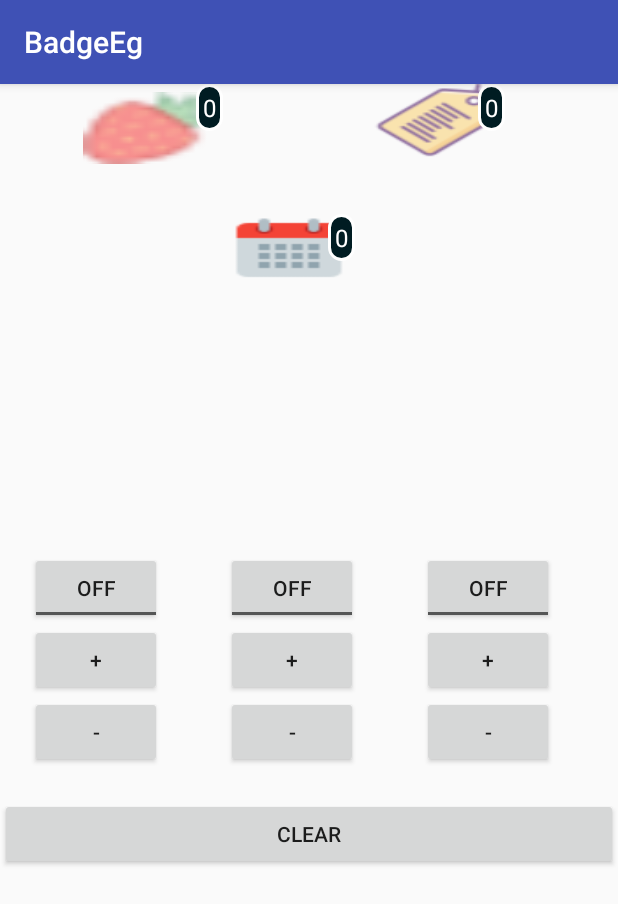
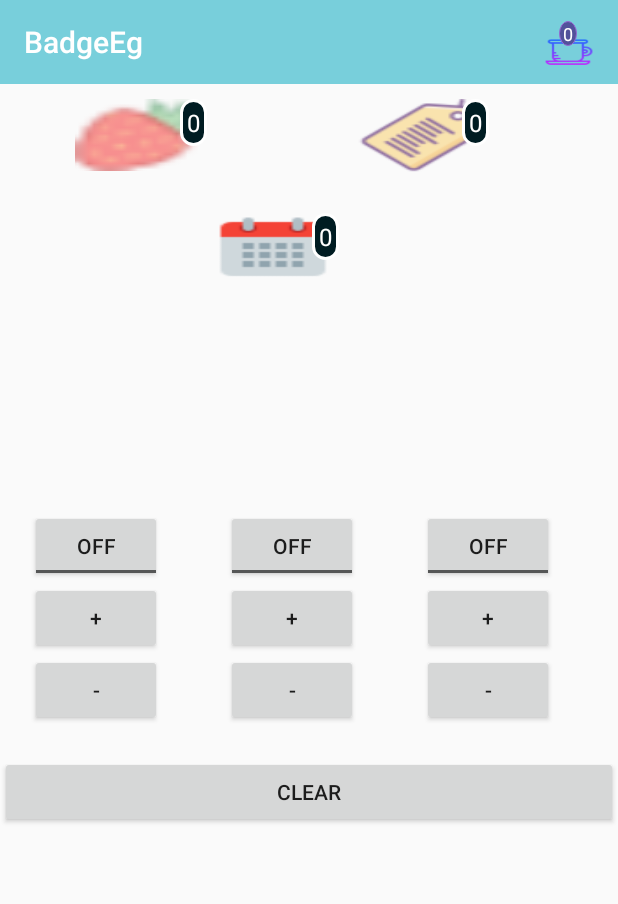
Before and after one commit to Sunilpore/Badge, an Android app: the screen it shows after launch (MainActivity), on a phone screen of 412 x 824 dp. Shown: the top 904 px of the screen. Run offline under Robolectric (Android 15) with nearby library versions, the phone set to English and light mode, and no system bars.

Commit message:
Create a new badge,Toolbar and set this countView on Toolbar.Upload on 23 Dec 17 at 7 p.m.

```diff
--- a/MyApplication/app/src/main/AndroidManifest.xml
+++ b/MyApplication/app/src/main/AndroidManifest.xml
@@ -9,7 +9,8 @@
         android:roundIcon="@mipmap/ic_launcher_round"
         android:supportsRtl="true"
         android:theme="@style/AppTheme">
-        <activity android:name=".MainActivity">
+        <activity android:name=".MainActivity"
+            android:theme="@style/NoActionBar">
             <intent-filter>
                 <action android:name="android.intent.action.MAIN" />
 
--- a/MyApplication/app/src/main/java/com/example/sunil/badgeeg/MainActivity.java
+++ b/MyApplication/app/src/main/java/com/example/sunil/badgeeg/MainActivity.java
@@ -1,9 +1,13 @@
 package com.example.sunil.badgeeg;
 
+import android.os.Bundle;
 import android.support.v7.app.AppCompatActivity;
-import android.os.Bundle;
+import android.support.v7.widget.Toolbar;
+import android.view.Menu;
+import android.view.MenuItem;
 import android.view.View;
 import android.widget.Button;
+import android.widget.ImageButton;
 import android.widget.TextView;
 import android.widget.Toast;
 import android.widget.ToggleButton;
@@ -17,13 +21,24 @@ public class MainActivity extends AppCompatActivity implements View.OnClickListe
     Button incrStraw,incrLab,incrCal;
     Button decrStraw,decrLab,decrCal;
     Button clear;
+    View actionView;
 
-    static int Straw,Lab,Cal,test;
+    Toolbar myToolbar;
+    MenuItem notifyMenuItem;
+
+    ImageButton mImgBt;
+    TextView mCount;
+    int sumCount;
+
+    static int Straw,Lab,Cal;
 
     @Override
     protected void onCreate(Bundle savedInstanceState) {
         super.onCreate(savedInstanceState);
         setContentView(R.layout.activity_main);
+
+        myToolbar= (Toolbar) findViewById(R.id.toolbar_lay);
+        setSupportActionBar(myToolbar);
 
         tvStraw= (TextView) findViewById(R.id.badge_notify1);
         tvLab= (TextView) findViewById(R.id.badge_notify2);
@@ -55,6 +70,24 @@ public class MainActivity extends AppCompatActivity implements View.OnClickListe
     }
 
     @Override
+    public boolean onCreateOptionsMenu(Menu menu) {
+
+        getMenuInflater().inflate(R.menu.menu_layout,menu);
+        notifyMenuItem=menu.findItem(R.id.count_menuitem);
+            actionView=notifyMenuItem.getActionView();
+
+            if(actionView!=null){
+                mImgBt=actionView.findViewById(R.id.ib_notification_base);
+                mCount=actionView.findViewById(R.id.tv_notification);
+            }
+
+            mImgBt.setOnClickListener(this);
+
+
+        return super.onCreateOptionsMenu(menu);
+    }
+
+    @Override
     public void onClick(View view) {
 
         switch(view.getId()){
@@ -62,7 +95,9 @@ public class MainActivity extends AppCompatActivity implements View.OnClickListe
             case R.id.strawberry_incr:
                 if(tgStraw.isChecked()){
                     Straw++;
+                    sumCount++;
                     tvStraw.setText(String.valueOf(Straw));
+                    mCount.setText(String.valueOf(sumCount));
                 }
                 break;
 
@@ -139,6 +174,10 @@ public class MainActivity extends AppCompatActivity implements View.OnClickListe
                 }
                 break;
 
+            case R.id.ib_notification_base:
+                Toast.makeText(this, "Image Button clicked", Toast.LENGTH_SHORT).show();
+                break;
+
         }
 
     }
--- /dev/null
+++ b/MyApplication/app/src/main/res/drawable/actn_shape.xml
@@ -0,0 +1,15 @@
+<?xml version="1.0" encoding="utf-8"?>
+<shape xmlns:android="http://schemas.android.com/apk/res/android"
+    android:shape="oval">
+
+    <solid android:color="#52529b" />
+    <stroke
+        android:width="0.2dp"
+        android:color="#9666D3" />
+
+    <size
+        android:width="12dp"
+        android:height="12dp" />
+
+
+</shape>
--- a/MyApplication/app/src/main/res/layout/activity_main.xml
+++ b/MyApplication/app/src/main/res/layout/activity_main.xml
@@ -8,22 +8,39 @@
     tools:context="com.example.sunil.badgeeg.MainActivity">
 
 
+    <android.support.v7.widget.Toolbar
+        android:id="@+id/toolbar_lay"
+        android:layout_width="match_parent"
+        android:layout_height="wrap_content"
+        android:theme="@style/ThemeOverlay.AppCompat.Dark.ActionBar"
+        android:layout_alignParentLeft="true"
+        android:layout_alignParentStart="true"
+        android:layout_alignParentTop="true"
+        android:minHeight="?attr/actionBarSize"
+        android:background="@color/colorPrimary"/>
+
+
+
     <RelativeLayout
         android:id="@+id/rel_lay1"
         android:layout_width="wrap_content"
         android:layout_height="wrap_content"
-        android:paddingLeft="50dp">
+        android:paddingLeft="50dp"
+        android:layout_marginTop="10dp"
+        android:layout_below="@id/toolbar_lay">
 
         <RelativeLayout
             android:id="@+id/rel_laysub1"
             android:layout_width="wrap_content"
-            android:layout_height="wrap_content"
-            android:padding="5dp">
+            android:layout_height="wrap_content">
 
             <Button
                 android:id="@+id/food"
                 android:layout_width="wrap_content"
                 android:layout_height="wrap_content"
+                android:layout_below="@+id/rel_lay1"
+                android:layout_toLeftOf="@+id/rel_lay3"
+                android:layout_toStartOf="@+id/rel_lay3"
                 android:background="@drawable/food" />
 
         </RelativeLayout>
@@ -48,7 +65,9 @@
        android:layout_width="wrap_content"
        android:layout_height="wrap_content"
        android:layout_marginLeft="100dp"
-       android:layout_toRightOf="@id/rel_lay1">
+       android:layout_marginTop="10dp"
+       android:layout_toRightOf="@id/rel_lay1"
+       android:layout_below="@id/toolbar_lay">
 
        <RelativeLayout
            android:id="@+id/rel_laysub2"
--- /dev/null
+++ b/MyApplication/app/src/main/res/layout/iconset_layout.xml
@@ -0,0 +1,37 @@
+<?xml version="1.0" encoding="utf-8"?>
+<RelativeLayout xmlns:android="http://schemas.android.com/apk/res/android"
+    android:layout_width="match_parent"
+    android:layout_height="match_parent">
+
+    <RelativeLayout
+        android:layout_width="wrap_content"
+        android:layout_height="wrap_content">
+
+        <ImageButton
+            android:id="@+id/ib_notification_base"
+            android:layout_width="45dp"
+            android:layout_height="45dp"
+            android:layout_marginBottom="10dp"
+            android:layout_marginEnd="10dp"
+            android:layout_marginRight="10dp"
+            android:layout_marginTop="16dp"
+            android:background="@drawable/tea"
+            android:foreground="?attr/selectableItemBackground" />
+
+        <TextView
+            android:id="@+id/tv_notification"
+            android:layout_width="wrap_content"
+            android:layout_height="wrap_content"
+            android:layout_marginLeft="16dp"
+            android:layout_marginStart="16dp"
+            android:layout_marginTop="14dp"
+            android:background="@drawable/actn_shape"
+            android:gravity="center"
+            android:text="0"
+            android:textColor="@android:color/white"
+            android:textSize="12sp" />
+
+    </RelativeLayout>
+
+
+</RelativeLayout>
--- /dev/null
+++ b/MyApplication/app/src/main/res/menu/menu_layout.xml
@@ -0,0 +1,13 @@
+<?xml version="1.0" encoding="utf-8"?>
+<menu xmlns:android="http://schemas.android.com/apk/res/android"
+    xmlns:app="http://schemas.android.com/apk/res-auto">
+
+    <item
+
+        android:id="@+id/count_menuitem"
+        android:title="Count"
+        app:actionLayout="@layout/iconset_layout"
+        app:showAsAction="always" />
+
+
+</menu>
--- a/MyApplication/app/src/main/res/values/colors.xml
+++ b/MyApplication/app/src/main/res/values/colors.xml
@@ -1,6 +1,6 @@
 <?xml version="1.0" encoding="utf-8"?>
 <resources>
-    <color name="colorPrimary">#3F51B5</color>
-    <color name="colorPrimaryDark">#303F9F</color>
+    <color name="colorPrimary">#78cfdb</color>
+    <color name="colorPrimaryDark">#68b9c4</color>
     <color name="colorAccent">#FF4081</color>
 </resources>
--- a/MyApplication/app/src/main/res/values/styles.xml
+++ b/MyApplication/app/src/main/res/values/styles.xml
@@ -8,4 +8,11 @@
         <item name="colorAccent">@color/colorAccent</item>
     </style>
 
+    <style name="NoActionBar" parent="Theme.AppCompat.Light.NoActionBar">
+        <!-- Customize your theme here. -->
+        <item name="colorPrimary">@color/colorPrimary</item>
+        <item name="colorPrimaryDark">@color/colorPrimaryDark</item>
+        <item name="colorAccent">@color/colorAccent</item>
+    </style>
+
 </resources>
--- a/MyApplication/gradle.properties
+++ b/MyApplication/gradle.properties
@@ -9,7 +9,7 @@
 
 # Specifies the JVM arguments used for the daemon process.
 # The setting is particularly useful for tweaking memory settings.
-org.gradle.jvmargs=-Xmx1536m
+org.gradle.jvmargs=-Xmx1024m
 
 # When configured, Gradle will run in incubating parallel mode.
 # This option should only be used with decoupled projects. More details, visit
```
Also changed, not shown: MyApplication/app/src/main/res/drawable/anitea.png (added), MyApplication/app/src/main/res/drawable/tea.png (added).
